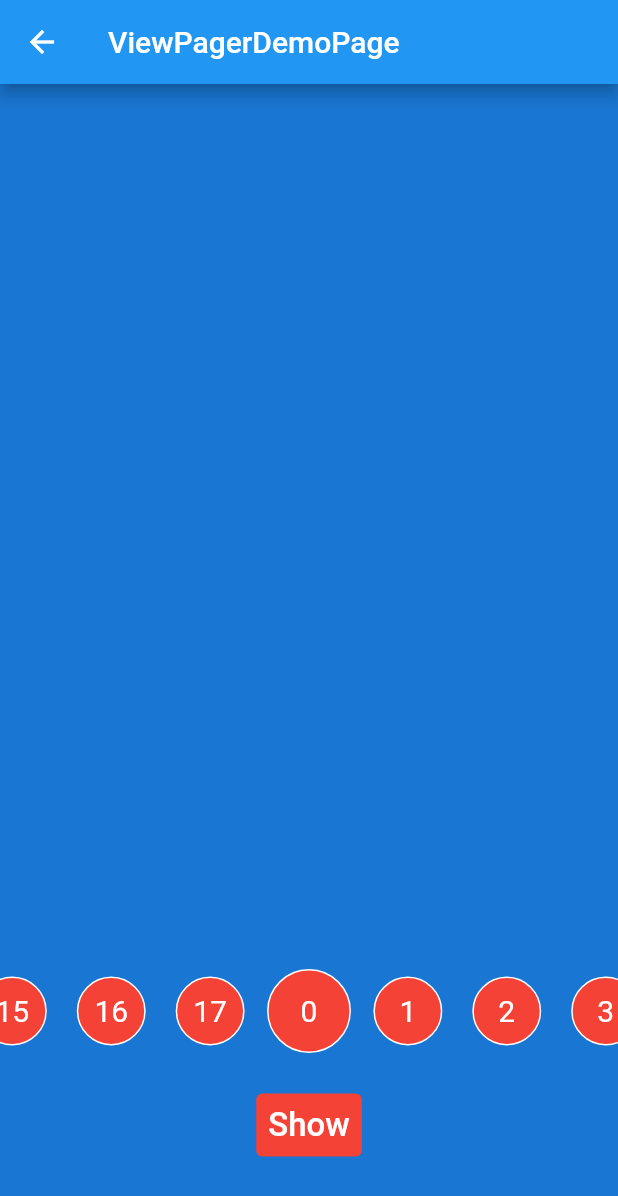
After one commit to jack0-0wu/flutter_demo, a Flutter app: the BottomAnimNavPage screen opened directly, after a tap on "Show", on a phone screen of 412 x 824 dp. The commit adds this screen. Shown: the top 1196 px of the screen. Run offline on Flutter 3.47's test engine with Material 2 defaults, Android fonts, the phone set to English and light mode, and no system bars; our stand-ins replace camera, faker, flutter_swiper, image_picker, logger, permission_handler; missing offline and left inert: image_crop, transformer_page_view; statements that could not run were skipped.

Commit message:
新demo追加

```diff
--- a/lib/config/routers.dart
+++ b/lib/config/routers.dart
@@ -25,6 +25,7 @@ import 'package:flutter_demo/page/demo/responsiveness_demo/orientationBuilder_de
 import 'package:flutter_demo/page/demo/richtext_demo/richText_demo.dart';
 import 'package:flutter_demo/page/demo/router_demo/router_test.dart';
 import 'package:flutter_demo/page/demo/router_demo/router_test2.dart';
+import 'package:flutter_demo/page/demo/selector_demo/BottomAnimNavPage.dart';
 import 'package:flutter_demo/page/demo/today_food_demo/today_food_demo.dart';
 
 class Routers {
@@ -55,6 +56,7 @@ class Routers {
     'streamDemo': StreamDemo(),
     'streamBuilderDemo': StreamBuilderDemo(),
     'futureBuilderDemo':FutureBuilderDemo(),
+    'bottomAnimNavPage':BottomAnimNavPage(),
     'globalKeyDemo': GlobalKeyDemo(key: StaticResource.testKey),
   };
 }
--- a/lib/config/static_resource.dart
+++ b/lib/config/static_resource.dart
@@ -29,6 +29,7 @@ class StaticResource {
     "异步stream Demo": "streamDemo",
     "streamBuilder Demo": "streamBuilderDemo",
     "futureBuilder Demo": "futureBuilderDemo",
+    "圆形选择器 Demo": "bottomAnimNavPage",
   };
 
   //测试用key
--- a/lib/main.dart
+++ b/lib/main.dart
@@ -1,5 +1,5 @@
 import 'package:camera/camera.dart';
-import 'package:device_preview/device_preview.dart';
+// import 'package:device_preview/device_preview.dart';
 import 'package:flutter/foundation.dart';
 import 'package:flutter/material.dart';
 import 'package:flutter_demo/page/demo/index/index.dart';
--- /dev/null
+++ b/lib/page/demo/selector_demo/BottomAnimNavPage.dart
@@ -0,0 +1,193 @@
+import 'dart:math' as math;
+
+import 'package:flutter/cupertino.dart';
+import 'package:flutter/material.dart';
+import 'package:flutter_swiper/flutter_swiper.dart';
+import 'package:transformer_page_view/transformer_page_view.dart';
+
+class BottomAnimNavPage extends StatefulWidget {
+  @override
+  _BottomAnimNavPageState createState() => _BottomAnimNavPageState();
+}
+
+class _BottomAnimNavPageState extends State<BottomAnimNavPage>
+    with SingleTickerProviderStateMixin {
+  int index = 0;
+
+  AnimationController controller;
+
+  Animation animation;
+
+  @override
+  void initState() {
+    super.initState();
+    controller = AnimationController(vsync: this)
+      ..duration = Duration(milliseconds: 500);
+    animation = Tween(begin: 0.0, end: 1.0).animate(controller);
+  }
+
+  @override
+  Widget build(BuildContext context) {
+    return Scaffold(
+      backgroundColor: Theme.of(context).primaryColorDark,
+      appBar: AppBar(
+        title: new Text("ViewPagerDemoPage"),
+      ),
+      body: GestureDetector(
+        behavior: HitTestBehavior.opaque,
+        onTap: () {
+          Navigator.of(context).pop();
+        },
+        child: Container(
+          alignment: Alignment.bottomCenter,
+          margin: EdgeInsets.only(bottom: 50),
+          child: Builder(
+            builder: (context) {
+              return TextButton(
+                style: ButtonStyle(
+                  backgroundColor: ButtonStyleButton.allOrNull<Color>(
+                    Colors.red,
+                  ),
+                ),
+                onPressed: () {
+                  index = 0;
+                  showBottomSheet(
+                      context: context,
+                      backgroundColor: Colors.transparent,
+                      builder: (context) {
+                        return new Container(
+                          height: 300,
+                          child: Stack(
+                            children: <Widget>[
+                              SizedBox.expand(
+                                child: CustomPaint(
+                                  painter: _RadiusPainter(
+                                    width: MediaQuery.of(context).size.width,
+                                    color: Colors.redAccent.withAlpha(190),
+                                  ),
+                                ),
+                              ),
+                              Swiper(
+                                onIndexChanged: (index) {
+                                  setState(() {
+                                    this.index = index;
+                                  });
+                                },
+                                itemBuilder: (BuildContext context, int index) {
+                                  return ScaleTransition(
+                                    scale: animation,
+                                    child: new Container(
+                                      decoration: BoxDecoration(
+                                          color: Colors.red,
+                                          shape: BoxShape.circle,
+                                          border:
+                                              Border.all(color: Colors.white)),
+                                      margin: EdgeInsets.symmetric(
+                                          horizontal:
+                                              (index == this.index) ? 5 : 10),
+                                      child: InkWell(
+                                        onTap: () {
+                                          print("##### $index");
+                                        },
+                                        focusColor: Colors.transparent,
+                                        hoverColor: Colors.transparent,
+                                        highlightColor: Colors.transparent,
+                                        splashColor: Colors.transparent,
+                                        child: new Center(
+                                          child: new Text(
+                                            "$index",
+                                            style: new TextStyle(
+                                                fontSize: 20.0,
+                                                color: Colors.white),
+                                          ),
+                                        ),
+                                      ),
+                                    ),
+                                  );
+                                },
+                                transformer: AngleTransformer(),
+                                itemCount: 18,
+                                itemWidth: 50,
+                                viewportFraction: 0.16,
+                              )
+                            ],
+                          ),
+                        );
+                      });
+                  controller.reset();
+                  controller.forward();
+                },
+                child: new Text(
+                  "Show",
+                  style: TextStyle(fontSize: 22, color: Colors.white),
+                ),
+              );
+            },
+          ),
+        ),
+      ),
+    );
+  }
+}
+
+class AngleTransformer extends PageTransformer {
+  final double _fade;
+  final double _radius;
+  final double _horizontalOffset = 20;
+
+  AngleTransformer({double fade: 1, double radius = 140})
+      : _fade = fade,
+        _radius = radius;
+
+  @override
+  Widget transform(Widget item, TransformInfo info) {
+    double position = info.position;
+    Widget child = item;
+
+    var dx = _horizontalOffset * (position.abs() * 10);
+    var dy;
+    if (dx <= _radius) {
+      dy = _radius - math.sqrt((_radius * _radius) - (dx * dx));
+    } else {
+      dy = _radius;
+    }
+
+    dx = 0;
+
+    if (_fade != null) {
+      double fadeFactor = (1 - position.abs()) * (1 - _fade);
+      double opacity = _fade + fadeFactor;
+      child = new Opacity(
+        opacity: opacity,
+        child: child,
+      );
+    }
+
+    child = new Transform.translate(
+      offset: Offset(position.isNegative ? -dx : dx, dy),
+      child: child,
+    );
+
+    return child;
+  }
+}
+
+class _RadiusPainter extends CustomPainter {
+  final double width;
+  final Color color;
+
+  _RadiusPainter({@required this.width, this.color});
+
+  @override
+  void paint(Canvas canvas, Size size) {
+    final paint = Paint()
+      ..color = color ?? Colors.white
+      ..style = PaintingStyle.stroke
+      ..strokeWidth = size.width < width ? size.width : width;
+    canvas.drawArc(Rect.fromLTWH(0, size.height, width, size.height), 0.0,
+        2 * math.pi, false, paint);
+  }
+
+  @override
+  bool shouldRepaint(CustomPainter oldDelegate) => true;
+}
```
Also changed, not shown: pubspec.yaml (+5 -2 lines), pubspec.lock, 7 other files.
